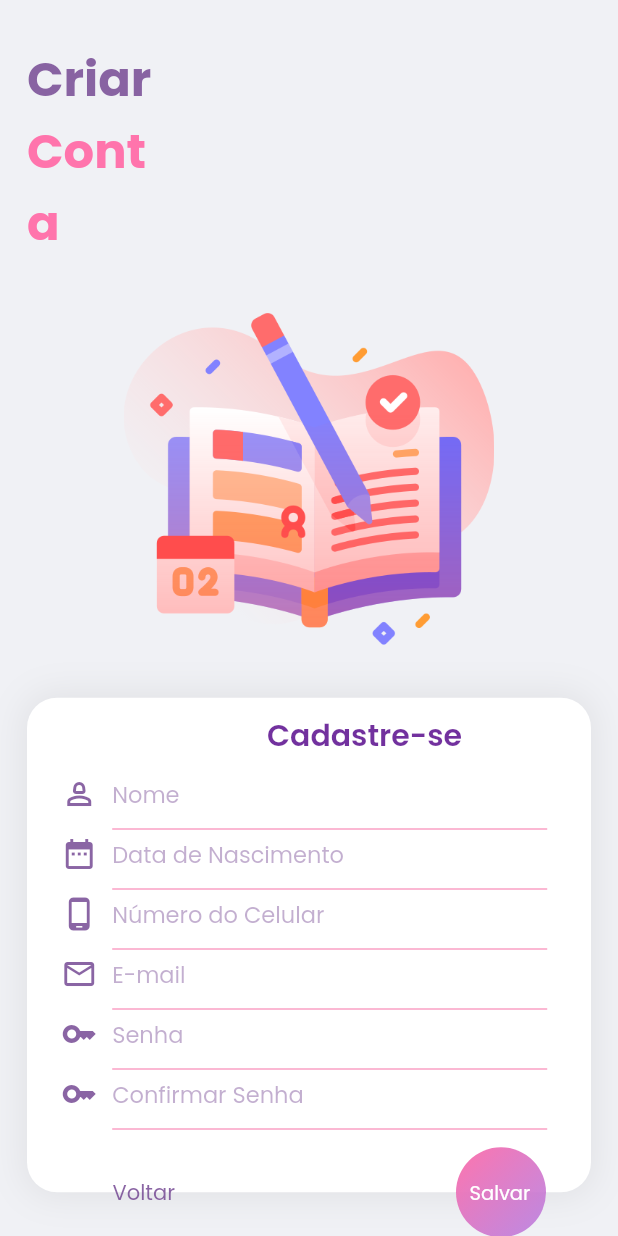
After one commit to queren-hapuque-10/agenda-app, a Flutter app: the Cadastro screen opened directly, on a phone screen of 412 x 824 dp. The commit adds this screen. Run offline on Flutter 3.47's test engine with Material 2 defaults, Android fonts, the phone set to English and light mode, and no system bars; our stand-ins replace google_fonts.

Commit message:
ajustes e cadastro

```diff
--- /dev/null
+++ b/lib/cadastro/cadastro.dart
@@ -0,0 +1,378 @@
+import 'package:agenda/menu.dart';
+import 'package:agenda/perfil/perfil.dart';
+import 'package:agenda/ui/login.dart';
+import 'package:flutter/material.dart';
+import 'package:flutter/services.dart';
+import 'package:google_fonts/google_fonts.dart';
+
+class Cadastro extends StatelessWidget {
+  const Cadastro({Key? key}) : super(key: key);
+
+  @override
+  Widget build(BuildContext context) {
+    Size size = MediaQuery.of(context).size;
+
+    return Scaffold(
+      backgroundColor: const Color(0xfff0f1f5),
+      body: SafeArea(
+          child: Container(
+        padding: const EdgeInsets.all(18),
+        height: size.height,
+        width: size.width,
+        child: Column(
+          mainAxisAlignment: MainAxisAlignment.spaceAround,
+          crossAxisAlignment: CrossAxisAlignment.start,
+          children: [
+            SizedBox(
+              width: 100,
+              child: RichText(
+                  text: TextSpan(
+                      text: 'Criar',
+                      style: GoogleFonts.poppins(
+                        fontSize: 32,
+                        color: Color.fromARGB(211, 114, 69, 145),
+                        fontWeight: FontWeight.bold,
+                      ),
+                      children: <TextSpan>[
+                    TextSpan(
+                        text: 'Conta',
+                        style: GoogleFonts.poppins(
+                          color: Color.fromARGB(255, 255, 116, 172),
+                        ))
+                  ])),
+            ),
+            SizedBox(
+              width: size.width,
+              height: size.height * .3,
+              child: Image.asset('assets/agenda.png'),
+            ),
+            Container(
+              height: size.height * .4,
+              decoration: BoxDecoration(
+                  color: Colors.white,
+                  borderRadius: const BorderRadius.all(Radius.circular(20)),
+                  boxShadow: [
+                    BoxShadow(
+                      color: Colors.grey.withOpacity(.2),
+                      spreadRadius: 2,
+                      blurRadius: 20,
+                      offset: const Offset(0, 0),
+                    )
+                  ]),
+              child: Stack(
+                clipBehavior: Clip.none,
+                children: [
+                   Positioned(
+                    top: 10,
+                    left: 160,
+                    child: Text(
+                      'Cadastre-se',
+                      style: GoogleFonts.poppins(
+                        fontSize: 20,
+                        fontWeight: FontWeight.w600,
+                        color: Color.fromARGB(210, 84, 5, 137),
+                      ),
+                    ),
+                  ),
+
+                      Positioned(
+                      top: 40,
+                      left: 20,
+                      child: Column(
+                        children: [
+                          Row(
+                            children: [
+                              const Icon(
+                                Icons.person_2_outlined,
+                                color: Color.fromARGB(211, 114, 69, 145),
+                              ),
+                              Container(
+                                padding: const EdgeInsets.only(left: 10),
+                                width: 300,
+                                child:  TextField(
+                                  cursorColor: Colors.grey,
+                                  style: GoogleFonts.poppins(
+                                    color: Colors.black54,
+
+                                  ),
+                                  decoration: InputDecoration(
+                                     enabledBorder: UnderlineInputBorder(borderSide:BorderSide(style: BorderStyle.solid, color: Color.fromARGB(255, 250, 160, 196),) ),
+
+                                      focusedBorder: UnderlineInputBorder(borderSide: BorderSide(color:
+                                      Color.fromARGB(169, 115, 69, 145), width: 2)),
+
+                                    hintText: 'Nome',
+
+                                    hintStyle: TextStyle(fontSize: 15, color:  Color.fromARGB(110, 115, 69, 145))
+
+
+                                  ),
+                                ),
+                              ),
+                            ],
+                          ),
+                          SizedBox(
+                            width: size.width * .8,
+
+                          ),
+                        ],
+                      )),
+                  Positioned(
+                      top: 80,
+                      left: 20,
+                      child: Column(
+                        children: [
+                          Row(
+                            children: [
+                              const Icon(
+                                Icons.date_range,
+                                color:  Color.fromARGB(211, 114, 69, 145),
+                              ),
+                              Container(
+                                padding: const EdgeInsets.only(left: 10),
+                                width: 300,
+                                child:  TextField(
+                                  cursorColor: Colors.grey,
+                                  style: GoogleFonts.poppins(
+                                    color: Colors.black54,
+                                  ),
+                                  decoration: InputDecoration(
+                                    enabledBorder: UnderlineInputBorder(borderSide:BorderSide(style: BorderStyle.solid, color:  Color.fromARGB(255, 250, 160, 196),) ),
+
+                                     focusedBorder: UnderlineInputBorder(borderSide: BorderSide(color:  Color.fromARGB(169, 115, 69, 145), width: 2)),
+
+                                    hintText: 'Data de Nascimento',
+                                     hintStyle: TextStyle(fontSize: 15, color: Color.fromARGB(110, 115, 69, 145))
+                                  ),
+                                ),
+                              ),
+                            ],
+                          ),
+                          SizedBox(
+                            width: size.width * .8,
+
+                          ),
+                        ],
+                      )),
+
+               Positioned(
+                      top: 120,
+                      left: 20,
+                      child: Column(
+                        children: [
+                          Row(
+                            children: [
+                              const Icon(
+                                Icons.phone_android_outlined,
+                                color: Color.fromARGB(211, 114, 69, 145),
+                              ),
+                              Container(
+                                padding: const EdgeInsets.only(left: 10),
+                                width: 300,
+                                child:  TextField(
+                                  cursorColor: Colors.grey,
+                                  style: GoogleFonts.poppins(
+                                    color: Colors.black54,
+                                  ),
+                                  decoration: InputDecoration(
+                                      enabledBorder: UnderlineInputBorder(borderSide:BorderSide(style: BorderStyle.solid, color: Color.fromARGB(255, 250, 160, 196),) ),
+
+                                       focusedBorder: UnderlineInputBorder(borderSide: BorderSide(color:  Color.fromARGB(169, 115, 69, 145), width: 2)),
+
+                                    hintText: 'Número do Celular',
+                                      hintStyle: TextStyle(fontSize: 15, color: Color.fromARGB(110, 115, 69, 145))
+                                  ),
+                                ),
+                              ),
+                            ],
+                          ),
+                          SizedBox(
+                            width: size.width * .8,
+
+                          ),
+                        ],
+                      )),
+
+                       Positioned(
+                      top: 160,
+                      left: 20,
+                      child: Column(
+                        children: [
+                          Row(
+                            children: [
+                              const Icon(
+                                 Icons.mail_outline,
+                                color: Color.fromARGB(211, 114, 69, 145),
+                              ),
+                              Container(
+                                padding: const EdgeInsets.only(left: 10),
+                                width: 300,
+                                child:  TextField(
+                                  cursorColor: Colors.grey,
+                                  style: GoogleFonts.poppins(
+                                    color: Colors.black54,
+                                  ),
+                                  decoration: InputDecoration(
+                                     enabledBorder: UnderlineInputBorder(borderSide:BorderSide(style: BorderStyle.solid, color: Color.fromARGB(255, 250, 160, 196),) ),
+
+                                      focusedBorder: UnderlineInputBorder(borderSide: BorderSide(color:  Color.fromARGB(169, 115, 69, 145), width: 2)),
+
+                                    hintText: 'E-mail',
+                                      hintStyle: TextStyle(fontSize: 15, color: Color.fromARGB(110, 115, 69, 145))
+                                  ),
+                                ),
+                              ),
+                            ],
+                          ),
+                          SizedBox(
+                            width: size.width * .8,
+
+                          ),
+                        ],
+                      )),
+
+                          Positioned(
+                      top: 200,
+                      left: 20,
+                      child: Column(
+                        children: [
+                          Row(
+                            children: [
+                              const Icon(
+                                Icons.key_outlined,
+                                color:Color.fromARGB(211, 114, 69, 145),
+                              ),
+                              Container(
+                                padding: const EdgeInsets.only(left: 10),
+                                width: 300,
+                                child:  TextField(
+                                  cursorColor: Colors.grey,
+                                  style: GoogleFonts.poppins(
+                                    color: Colors.black54,
+                                  ),
+                                  decoration: InputDecoration(
+                                      enabledBorder: UnderlineInputBorder(borderSide:BorderSide(style: BorderStyle.solid, color:  Color.fromARGB(255, 250, 160, 196)) ),
+
+                                       focusedBorder: UnderlineInputBorder(borderSide: BorderSide(color:  Color.fromARGB(169, 115, 69, 145), width: 2)),
+
+                                    hintText: 'Senha',
+                                      hintStyle: TextStyle(fontSize: 15, color: Color.fromARGB(110, 115, 69, 145))
+                                  ),
+                                ),
+                              ),
+                            ],
+                          ),
+                          SizedBox(
+                            width: size.width * .8,
+
+                          ),
+                        ],
+                      )),
+
+                          Positioned(
+                      top: 240,
+                      left: 20,
+                      child: Column(
+                        children: [
+                          Row(
+                            children: [
+                              const Icon(
+                                Icons.key,
+                                color: Color.fromARGB(211, 114, 69, 145),
+                              ),
+                              Container(
+                                padding: const EdgeInsets.only(left: 10),
+                                width: 300,
+                                child:  TextField(
+                                  cursorColor: Colors.grey,
+                                  style: GoogleFonts.poppins(
+                                    color: Colors.black54,
+                                  ),
+                                  decoration: InputDecoration(
+                                     enabledBorder: UnderlineInputBorder(borderSide:BorderSide(style: BorderStyle.solid, color:  Color.fromARGB(255, 250, 160, 196)) ),
+
+                                    focusedBorder: UnderlineInputBorder(borderSide: BorderSide(color:  Color.fromARGB(169, 115, 69, 145), width: 2)),
+
+                                    hintText: 'Confirmar Senha',
+                                      hintStyle: TextStyle(fontSize: 15, color: Color.fromARGB(110, 115, 69, 145))
+                                  ),
+                                ),
+                              ),
+                            ],
+                          ),
+                          SizedBox(
+                            width: size.width * .8,
+
+                          ),
+                        ],
+                      )),
+
+                     Positioned(
+                      top: 320,
+                      left: 57,
+
+                      child: GestureDetector(
+                      onTap: () {
+                        Navigator.pushReplacement(
+                            context,
+                            MaterialPageRoute(
+                                builder: (_) => Login()));
+                      },
+
+                      child: SizedBox(
+                        width: size.width * .8,
+                        child: Row(
+                          mainAxisAlignment: MainAxisAlignment.spaceBetween,
+                          children: [
+                            Text(
+                              'Voltar',
+                              style: GoogleFonts.poppins(
+                                color: Color.fromARGB(211, 114, 69, 145),
+
+                              ),
+                            ),
+                          ],
+                        ),
+                      ),)),
+                  Positioned(
+                    bottom: -30,
+                    right: 30,
+
+                     child: GestureDetector(
+                      onTap: () {
+                        Navigator.pushReplacement(
+                            context,
+                            MaterialPageRoute(
+                                builder: (_) => Login()));
+                      },
+
+                    child: Container(
+                      padding: const EdgeInsets.only(top: 21, left: 9, right: 9, bottom: 21),
+                      height: 60,
+                      width: 60,
+                      decoration: const BoxDecoration(
+                        gradient: LinearGradient(
+                            colors: [
+                  Color.fromARGB(255, 255, 116, 172),
+                  Color.fromARGB(212, 179, 117, 223),
+                            ],
+                            stops: [
+                              0.0,
+                              1.0
+                            ],
+                            begin: FractionalOffset.topLeft,
+                            end: FractionalOffset.bottomRight),
+                        shape: BoxShape.circle,
+                      ),
+                      child: Text("Salvar", style: GoogleFonts.poppins(fontSize: 13, color: Color.fromARGB(255, 255, 255, 255),),),
+                    )
+                  ),),
+                ],
+              ),
+            ),
+          ],
+        ),
+      )),
+    );
+  }
+}
--- a/lib/contatos/home_page.dart
+++ b/lib/contatos/home_page.dart
@@ -42,12 +42,14 @@ class _HomePageState extends State<HomePage> {
                   ),
                   hintText: 'Ex: Maria José',
                   hintStyle: GoogleFonts.poppins( fontSize: 12),
+                  hoverColor: Color.fromARGB(210, 248, 238, 254),
 
                   enabledBorder: UnderlineInputBorder(
                       borderRadius: BorderRadius.all(Radius.circular(20)),
                       borderSide: BorderSide(
                         width: 2,
                         color: Color.fromARGB(211, 114, 69, 145),
+
                       ))),
             ),
             const SizedBox(
@@ -56,7 +58,7 @@ class _HomePageState extends State<HomePage> {
             TextField(
               controller: contactController,
               keyboardType: TextInputType.number,
-              maxLength: 11,
+              maxLength: 16,
               decoration:  InputDecoration(
                   filled: true,
                   fillColor: Colors.white,
@@ -67,6 +69,7 @@ class _HomePageState extends State<HomePage> {
                   ),
                   hintText: '(00) 0 0000-0000',
                   hintStyle: GoogleFonts.poppins( fontSize: 12),
+                  hoverColor: Color.fromARGB(210, 248, 238, 254),
 
                   enabledBorder: UnderlineInputBorder(
                       borderRadius: BorderRadius.all(
--- a/lib/main.dart
+++ b/lib/main.dart
@@ -3,7 +3,7 @@ import 'package:agenda/notas/screens/home.dart';
 import 'package:agenda/perfil/perfil.dart';
 import 'package:agenda/ui/welcome.dart';
 import 'package:flutter/material.dart';
-
+import 'package:agenda/cadastro/cadastro.dart';
 
 void main() {
   runApp(const MyApp());
--- a/lib/menu.dart
+++ b/lib/menu.dart
@@ -48,8 +48,11 @@ class _MenuState extends State<Menu> {
       body: PaginaSelecionada(_opcaoSelecionada),
       bottomNavigationBar: BottomNavigationBar(
           currentIndex: _opcaoSelecionada,
-          fixedColor:Color.fromARGB(211, 114, 69, 145),
+          fixedColor:Color.fromARGB(255, 254, 130, 179),
           backgroundColor: Color.fromARGB(255, 255, 255, 255),
+          showUnselectedLabels: true,
+          unselectedItemColor:Color.fromARGB(211, 114, 69, 145),
+
           onTap: (opcao) {
          //   print("clicou $opcao");
 
@@ -60,19 +63,19 @@ class _MenuState extends State<Menu> {
 
           items: [
              BottomNavigationBarItem(
-              icon: Icon(Icons.person_outlined, color:Color.fromARGB(211, 114, 69, 145) ),
+              icon: Icon(Icons.person_outlined, ),
               label: 'Perfil',
             ),
             BottomNavigationBarItem(
-              icon: Icon(Icons.edit_calendar_outlined, color:Color.fromARGB(211, 114, 69, 145) ),
+              icon: Icon(Icons.edit_calendar_outlined, ),
               label: 'Tarefas',
             ),
             BottomNavigationBarItem(
-              icon: Icon(Icons.perm_contact_cal_outlined, color:Color.fromARGB(211, 114, 69, 145) ),
+              icon: Icon(Icons.perm_contact_cal_outlined,),
               label: 'Contatos',
             ),
             BottomNavigationBarItem(
-              icon: Icon(Icons.note_alt_outlined, color:Color.fromARGB(211, 114, 69, 145) ),
+              icon: Icon(Icons.note_alt_outlined,),
               label: 'Notas',
             ),
 
--- a/lib/notas/models/note.dart
+++ b/lib/notas/models/note.dart
@@ -37,21 +37,21 @@ List<Note> sampleNotes = [
   ),
    Note(
     id: 3,
-    title: 'Nota 03',
+    title: 'Nota 04',
     content:
         'Descrição 03',
     modifiedTime: DateTime(2023,3,1,19,5),
   ),
    Note(
     id: 4,
-    title: 'Nota 03',
+    title: 'Nota 05',
     content:
         'Descrição 03',
     modifiedTime: DateTime(2023,3,1,19,5),
   ),
    Note(
     id: 5,
-    title: 'Nota 03',
+    title: 'Nota 06',
     content:
         'Descrição 03',
     modifiedTime: DateTime(2023,3,1,19,5),
--- a/lib/notas/screens/home.dart
+++ b/lib/notas/screens/home.dart
@@ -76,7 +76,7 @@ class _HomeScreenState extends State<HomeScreen> {
                 contentPadding: const EdgeInsets.symmetric(vertical: 12),
                hintText: "Pesquisar...",
               hintStyle: GoogleFonts.poppins(color: Colors.grey),
-
+       hoverColor: Color.fromARGB(210, 248, 238, 254),
                 prefixIcon: const Icon(
                   Icons.search,
                   color: Colors.grey,
--- a/lib/perfil/perfil.dart
+++ b/lib/perfil/perfil.dart
@@ -24,7 +24,7 @@ class Perfil extends StatelessWidget {
               width: 200,
               child: RichText(
                   text: TextSpan(
-                      text: 'Bem-vinda,  ',
+                      text: 'Bem-Vinda,  ',
                       style: GoogleFonts.poppins(
                         fontSize: 30,
                         color: Color.fromARGB(211, 114, 69, 145),
--- a/lib/tarefas/model/todo.dart
+++ b/lib/tarefas/model/todo.dart
@@ -1,3 +1,5 @@
+import 'package:flutter/material.dart';
+
 class ToDo {
   String? id;
   String? todoText;
@@ -11,9 +13,10 @@ class ToDo {
 
   static List<ToDo> todoList() {
     return [
-
       ToDo(id: '01', todoText: 'Primeira Tarefa', isDone: true,),
 
+
     ];
+
   }
 }
--- a/lib/tarefas/screens/tarefa.dart
+++ b/lib/tarefas/screens/tarefa.dart
@@ -100,6 +100,8 @@ class _TarefaState extends State<Tarefa> {
                         hintText: 'Adicionar nova Tarefa',
                         border: InputBorder.none),
                         style: GoogleFonts.poppins(),
+                        cursorColor: const Color.fromARGB(255, 254, 130, 179),
+
                   ),
                 ),
               ),
@@ -176,6 +178,7 @@ class _TarefaState extends State<Tarefa> {
       decoration: BoxDecoration(
         color: Colors.white,
         borderRadius: BorderRadius.circular(20),
+
       ),
       child: TextField(
         style: GoogleFonts.poppins(),
@@ -186,7 +189,9 @@ class _TarefaState extends State<Tarefa> {
             Icons.search_rounded,
             color: tdBlack,
             size: 17,
+
           ),
+
           prefixIconConstraints: BoxConstraints(
             maxHeight: 18,
             minWidth: 25,
@@ -194,7 +199,9 @@ class _TarefaState extends State<Tarefa> {
           border: InputBorder.none,
           hintText: 'Pesquisar...',
           hintStyle: TextStyle(color: tdGrey),
-        ),
+
+
+        ),cursorColor: const Color.fromARGB(255, 254, 130, 179),
       ),
     );
 
--- a/lib/tarefas/widgets/todo_item.dart
+++ b/lib/tarefas/widgets/todo_item.dart
@@ -30,6 +30,7 @@ class ToDoItem extends StatelessWidget {
         ),
         contentPadding: EdgeInsets.symmetric(horizontal: 20, vertical: 5),
         tileColor: Colors.white,
+        hoverColor:Color.fromARGB(255, 255, 255, 255),
         leading: Icon(
           todo.isDone ? Icons.check_box : Icons.check_box_outline_blank,
           color: tdBlue,
--- a/lib/ui/login.dart
+++ b/lib/ui/login.dart
@@ -1,3 +1,4 @@
+import 'package:agenda/cadastro/cadastro.dart';
 import 'package:agenda/menu.dart';
 import 'package:flutter/material.dart';
 import 'package:google_fonts/google_fonts.dart';
@@ -79,7 +80,7 @@ class Login extends StatelessWidget {
                             children: [
                               const Icon(
                                 Icons.mail_outline,
-                                color: Colors.grey,
+                                color: Color.fromARGB(255, 250, 160, 196),
                               ),
                               Container(
                                 padding: const EdgeInsets.only(left: 10),
@@ -114,7 +115,7 @@ class Login extends StatelessWidget {
                             children: [
                               const Icon(
                                 Icons.key_outlined,
-                                color: Colors.grey,
+                                color: Color.fromARGB(255, 250, 160, 196),
                               ),
                               Container(
                                 padding: const EdgeInsets.only(left: 10),
@@ -146,6 +147,13 @@ class Login extends StatelessWidget {
                   Positioned(
                       top: 180,
                       left: 20,
+                      child: GestureDetector(
+                      onTap: () {
+                        Navigator.pushReplacement(
+                            context,
+                            MaterialPageRoute(
+                                builder: (_) => Cadastro()));
+                      },
                       child: SizedBox(
                         width: size.width * .8,
                         child: Row(
@@ -159,7 +167,7 @@ class Login extends StatelessWidget {
                             ),
                           ],
                         ),
-                      )),
+                      ),)),
                   Positioned(
                     bottom: -30,
                     right: 30,
```
